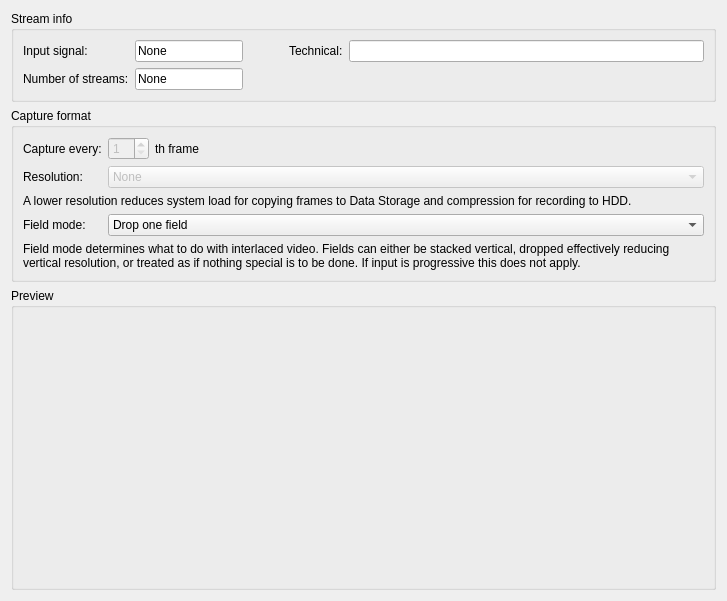
Above: Code/Gui/MITK/Modules/niftkNVidiaGui/DataSources/QmitkIGINVidiaDataSourceGui.ui from NifTK/NifTK before the change. Below: the same form after it.
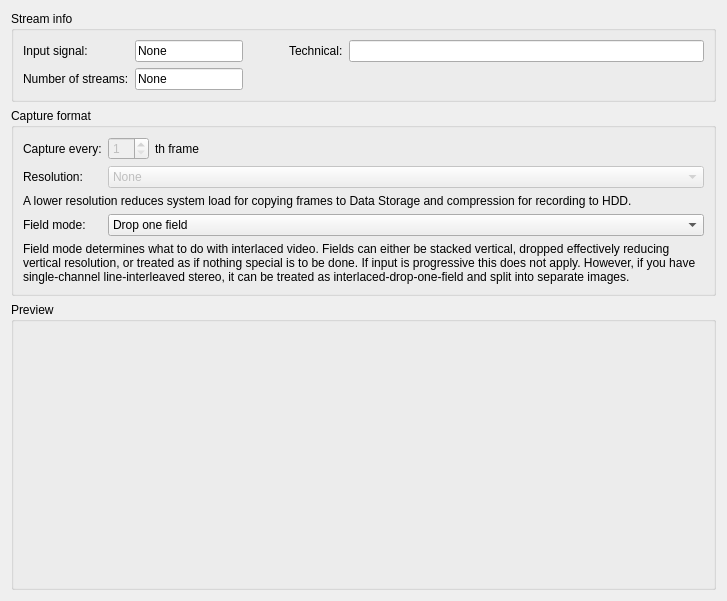
That is the form after the change.

Diff of the .ui file:
```diff
--- a/Code/Gui/MITK/Modules/niftkNVidiaGui/DataSources/QmitkIGINVidiaDataSourceGui.ui
+++ b/Code/Gui/MITK/Modules/niftkNVidiaGui/DataSources/QmitkIGINVidiaDataSourceGui.ui
@@ -253,7 +253,7 @@
          </sizepolicy>
         </property>
         <property name="text">
-         <string>Field mode determines what to do with interlaced video. Fields can either be stacked vertical, dropped effectively reducing vertical resolution, or treated as if nothing special is to be done. If input is progressive this does not apply.</string>
+         <string>Field mode determines what to do with interlaced video. Fields can either be stacked vertical, dropped effectively reducing vertical resolution, or treated as if nothing special is to be done. If input is progressive this does not apply. However, if you have single-channel line-interleaved stereo, it can be treated as interlaced-drop-one-field and split into separate images.</string>
         </property>
         <property name="wordWrap">
          <bool>true</bool>
```
Left out of the diff: 5 changed lines with no effect on the pictures.
